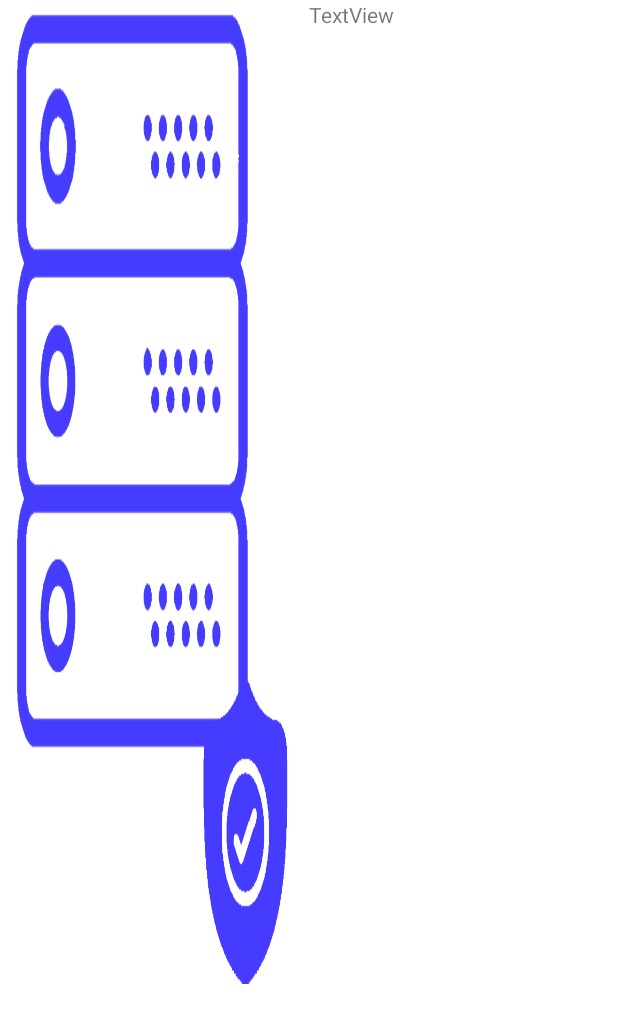
After one commit to nikoremi97/detect-server-security-frontend-app, an Android app: the layout domain_description_dialog.xml on its own in the app's theme, with its tools: preview values and no code run, on a phone screen of 412 x 824 dp. The commit adds this screen. Shown: the top 1023 px of the screen. Run offline under Robolectric (Android 15) with nearby library versions, the phone set to English and light mode, and no system bars; network calls fail.

```diff
--- a/app/src/main/java/com/example/securityserver/ui/main/ui/fragments/ServerAnalyzerFragment.kt
+++ b/app/src/main/java/com/example/securityserver/ui/main/ui/fragments/ServerAnalyzerFragment.kt
@@ -60,7 +60,7 @@ class ServerAnalyzerFragment : Fragment(), Response.Listener<JSONObject>, Respon
 		scanButton = scanAnalyzerView.findViewById(R.id.scan_domain_button)
 		scanButton?.setOnClickListener(this)
 
-		progressCircularBar = Dialog(context, android.R.style.Theme_Translucent_NoTitleBar)
+		progressCircularBar = Dialog(context!!, android.R.style.Theme_Translucent_NoTitleBar)
 
 		// get and validate user input
 		userInput = scanAnalyzerView.findViewById(R.id.domain_input_edit_text)
--- /dev/null
+++ b/app/src/main/res/layout/domain_description_dialog.xml
@@ -0,0 +1,22 @@
+<?xml version="1.0" encoding="utf-8"?>
+<androidx.appcompat.widget.LinearLayoutCompat xmlns:android="http://schemas.android.com/apk/res/android"
+			  xmlns:app="http://schemas.android.com/apk/res-auto"
+			  android:orientation="vertical"
+			  android:layout_width="match_parent"
+			  android:layout_height="match_parent">
+
+	<LinearLayout
+			android:orientation="horizontal"
+			android:layout_width="match_parent"
+			android:layout_height="match_parent">
+		<androidx.appcompat.widget.AppCompatImageView
+				android:layout_width="match_parent"
+				android:layout_height="wrap_content"
+				android:background="@drawable/security_server_color_primary"
+				android:id="@+id/dialog_domain_logo" android:layout_weight="1"/>
+		<androidx.appcompat.widget.AppCompatTextView
+				android:text="TextView"
+				android:layout_width="match_parent"
+				android:layout_height="wrap_content" android:id="@+id/textView" android:layout_weight="1"/>
+	</LinearLayout>
+</androidx.appcompat.widget.LinearLayoutCompat>
--- a/app/src/main/res/values/colors.xml
+++ b/app/src/main/res/values/colors.xml
@@ -3,7 +3,7 @@
   <color name="colorPrimary">#453cff</color>
   <color name="colorPrimaryDark">#000cca</color>
   <color name="colorAccent">#00BCD4</color>
-  <color name="textColorPrimary">#FFFFFF</color>
+  <color name="white">#FFFFFF</color>
   <color name="backgroundFragments">#EBEBEB</color>
   <color name="textColorFragments">#6F6D6D</color>
 
```
Also changed, not shown: app/src/main/java/com/example/securityserver/ui/main/ui/fragments/recyclerView/ServersHistoryFragment.kt (+20 -2 lines), app/src/main/res/layout/fragment_servers_history.xml (+9 -17 lines).
